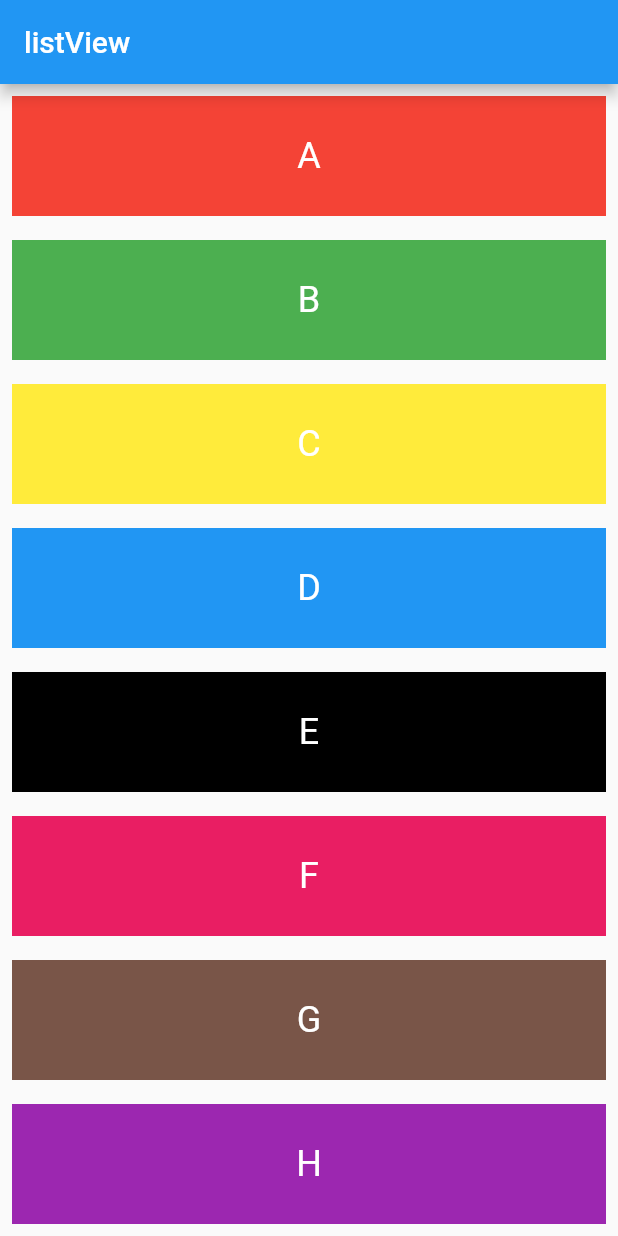
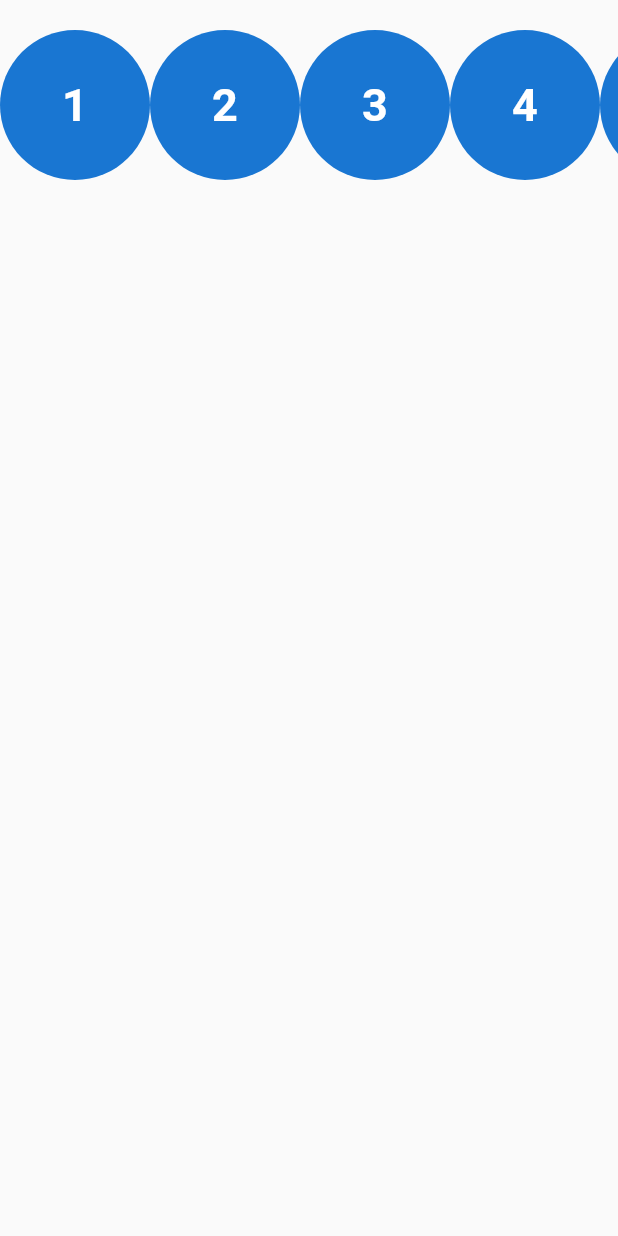
Before and after one commit to mhrhabib/insta_profile_ui, a Flutter app: the screen it shows after launch, on a phone screen of 412 x 824 dp. Run offline on Flutter 3.47's test engine with Material 2 defaults, Android fonts, the phone set to English and light mode, and no system bars.

Commit message:
listview with circle avatar

```diff
--- a/lib/main.dart
+++ b/lib/main.dart
@@ -2,6 +2,7 @@ import 'package:flutter/material.dart';
 
 import 'screens/insta_profile.dart';
 import 'screens/my_listview.dart';
+import 'screens/my_second_listview.dart';
 
 void main() {
   runApp(const MyApp());
@@ -18,7 +19,7 @@ class MyApp extends StatelessWidget {
         primarySwatch: Colors.blue,
       ),
       darkTheme: ThemeData.dark(),
-      home: MyListView(),
+      home: MySecondListView(),
     );
   }
 }
--- a/lib/screens/insta_profile.dart
+++ b/lib/screens/insta_profile.dart
@@ -1,4 +1,6 @@
 import 'package:flutter/material.dart';
+
+import 'my_listview.dart';
 
 class InstaProfile extends StatelessWidget {
   const InstaProfile({Key? key}) : super(key: key);
@@ -154,6 +156,10 @@ class InstaProfile extends StatelessWidget {
                 ],
               ),
             ),
+            SizedBox(
+              height: 600,
+              child: MyListView(),
+            ),
           ],
         ),
       ),
--- a/lib/screens/my_listview.dart
+++ b/lib/screens/my_listview.dart
@@ -17,9 +17,7 @@ class MyListView extends StatelessWidget {
 
   @override
   Widget build(BuildContext context) {
-    return Scaffold(
-      appBar: AppBar(title: const Text("listView")),
-      body: ListView.builder(
+    return ListView.builder(
       itemCount: friends.length,
       itemBuilder: (BuildContext context, int index) {
         return Container(
@@ -36,7 +34,7 @@ class MyListView extends StatelessWidget {
             ),
           ),
         );
-          }),
+      },
     );
   }
 }
--- /dev/null
+++ b/lib/screens/my_second_listview.dart
@@ -0,0 +1,31 @@
+import 'package:flutter/material.dart';
+
+class MySecondListView extends StatelessWidget {
+  List numbers = [1, 2, 3, 4, 5, 6, 7, 8, 9, 10, 11, 12, 30, 50, 70, 50];
+
+  @override
+  Widget build(BuildContext context) {
+    return Scaffold(
+      body: SafeArea(
+        child: Container(
+          height: MediaQuery.of(context).size.height * .17,
+          child: ListView.builder(
+              scrollDirection: Axis.horizontal,
+              itemCount: numbers.length,
+              itemBuilder: (BuildContext context, int n) {
+                return CircleAvatar(
+                  radius: 50,
+                  child: Text(
+                    '${numbers[n]}',
+                    style: const TextStyle(
+                      fontSize: 30,
+                      fontWeight: FontWeight.bold,
+                    ),
+                  ),
+                );
+              }),
+        ),
+      ),
+    );
+  }
+}
```
Lines whose indentation alone changed are shown as unchanged.
